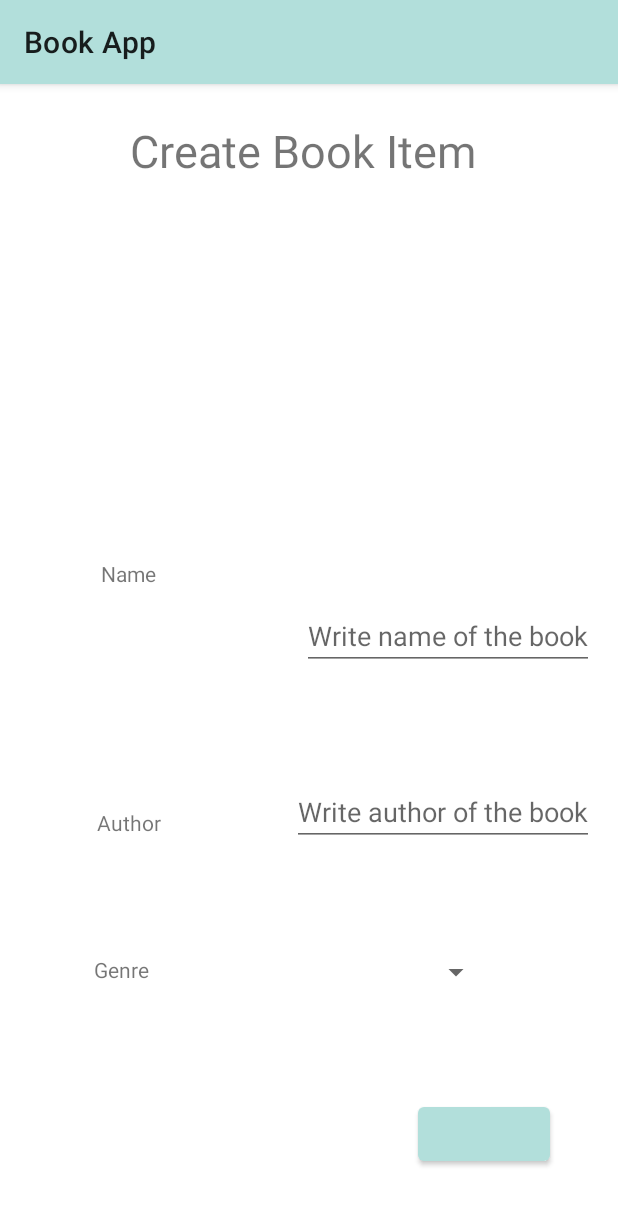
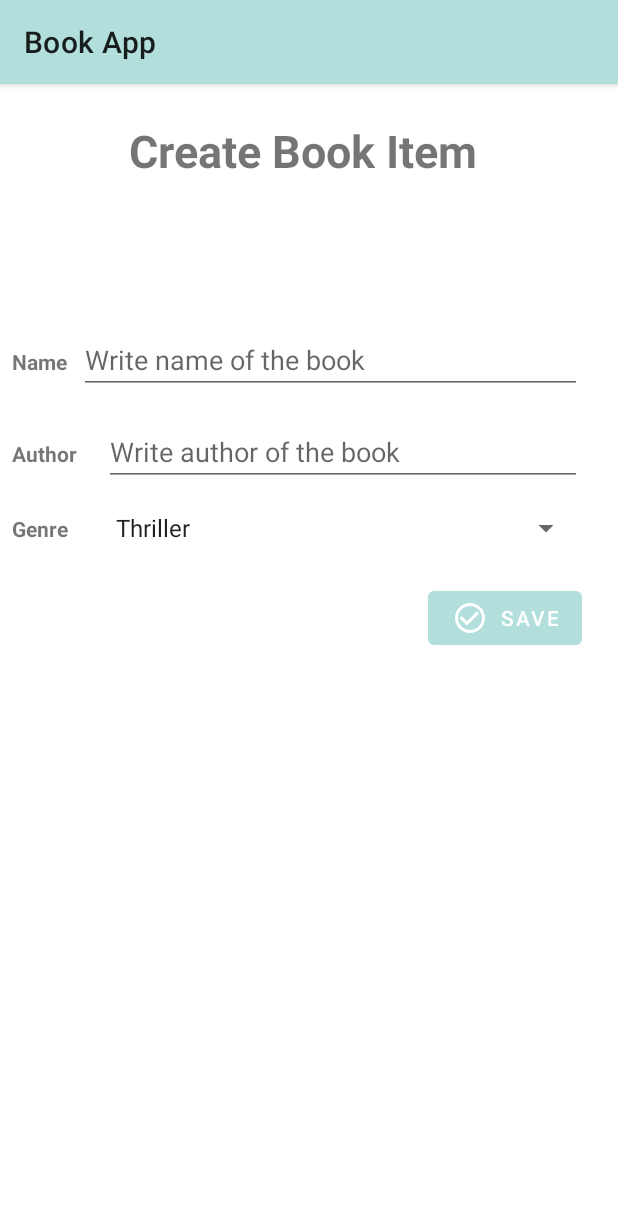
Before and after one commit to kujade/book-app, an Android app: the screen it shows after launch (MainActivity), after a tap on an icon or button, on a phone screen of 412 x 824 dp. Shown: the top 1205 px of the screen. Run offline under Robolectric (Android 15) with nearby library versions, the phone set to English and light mode, and no system bars; our stand-ins replace Firebase (no records; nobody signed in at launch, a user with empty details on screens opened directly).

Commit message:
saving new book

```diff
--- a/app/src/main/java/com/denisa/bookapp/MainViewModel.kt
+++ b/app/src/main/java/com/denisa/bookapp/MainViewModel.kt
@@ -1,8 +1,23 @@
 package com.denisa.bookapp
 
+import androidx.lifecycle.MutableLiveData
 import androidx.lifecycle.ViewModel
+import com.denisa.bookapp.model.Book
 
 class MainViewModel: ViewModel() {
 
+    val listOfBooksLiveData = MutableLiveData<ArrayList<Book>>()
+
+    init {
+        val list = arrayListOf<Book>()
+        listOfBooksLiveData.value = list
+    }
+
+    fun addBook(newBook: Book) {
+        val currentList = listOfBooksLiveData.value
+        currentList?.add(newBook)
+        listOfBooksLiveData.value = currentList
+    }
+
 
 }
--- /dev/null
+++ b/app/src/main/java/com/denisa/bookapp/Utils.kt
@@ -0,0 +1,20 @@
+package com.denisa.bookapp
+
+import android.app.Activity
+import android.view.View
+import android.view.inputmethod.InputMethodManager
+
+
+object Utils {
+
+    fun hideKeyboard(activity: Activity) {
+        val imm = activity.getSystemService(Activity.INPUT_METHOD_SERVICE) as InputMethodManager
+        //Find the currently focused view, so we can grab the correct window token from it.
+        var view = activity.currentFocus
+        //If no view currently has focus, create a new one, just so we can grab a window token from it
+        if (view == null) {
+            view = View(activity)
+        }
+        imm.hideSoftInputFromWindow(view.windowToken, 0)
+    }
+}
--- a/app/src/main/java/com/denisa/bookapp/dashboard/BooksAdapter.kt
+++ b/app/src/main/java/com/denisa/bookapp/dashboard/BooksAdapter.kt
@@ -3,9 +3,9 @@ package com.denisa.bookapp.dashboard
 import android.view.LayoutInflater
 import android.view.View
 import android.view.ViewGroup
-import android.widget.TextView
 import androidx.recyclerview.widget.RecyclerView
 import com.denisa.bookapp.R
+import com.denisa.bookapp.model.Book
 import kotlinx.android.synthetic.main.book_item.view.*
 
 class BooksAdapter: RecyclerView.Adapter<BooksAdapter.BookVH>() {
--- a/app/src/main/java/com/denisa/bookapp/dashboard/DashboardFragment.kt
+++ b/app/src/main/java/com/denisa/bookapp/dashboard/DashboardFragment.kt
@@ -1,10 +1,13 @@
 package com.denisa.bookapp.dashboard
 
 import android.os.Bundle
+import android.util.Log
 import android.view.LayoutInflater
 import android.view.View
 import android.view.ViewGroup
 import androidx.fragment.app.Fragment
+import androidx.lifecycle.Observer
+import androidx.lifecycle.ViewModelProviders
 import androidx.recyclerview.widget.LinearLayoutManager
 import com.denisa.bookapp.MainViewModel
 import com.denisa.bookapp.R
@@ -27,14 +30,11 @@ class DashboardFragment : Fragment() {
 
     override fun onViewCreated(view: View, savedInstanceState: Bundle?) {
         super.onViewCreated(view, savedInstanceState)
+        viewModel = ViewModelProviders.of(activity!!).get(MainViewModel::class.java)
 
+        Log.i("Denisa", "On view created")
         with(recycler_view) {
-            adapter = BooksAdapter().apply {
-                //two different ways of possible set up
-                listOfBooks.add(Book("Elantris", "Brandon Sanderson"))
-                listOfBooks.add(Book(title = "Dark Matter", author = "Blake Crouch"))
-                listOfBooks.add(Book(title = "Children of Time", author = "Adrien Tchaikovski"))
-            }
+            adapter = BooksAdapter()
             layoutManager = LinearLayoutManager(context)
             addItemDecoration(BookItemDecorator(context.resources.getDimensionPixelSize(R.dimen.book_item_margin)))
         }
@@ -43,8 +43,22 @@ class DashboardFragment : Fragment() {
             activity
                 ?.supportFragmentManager
                 ?.beginTransaction()
-                ?.replace(R.id.mainContent, DetailFragment())
+                ?.add(R.id.mainContent, DetailFragment())
+                ?.addToBackStack(null)
                 ?.commit()
         }
+
+        viewModel.listOfBooksLiveData.observe(this, Observer { books ->
+            with((recycler_view.adapter as BooksAdapter).listOfBooks) {
+                clear()
+                addAll(books)
+                Log.i("Denisa", "live data observer called")
+                recycler_view.adapter?.notifyDataSetChanged()
+            }
+        })
     }
 }
+
+//TODO:
+// 1) add empty list image (svg) and hide it when recyclerview has values
+// 2) add onClickListener to BookAdapter and open Detail Fragment with selected book and update existing item in arraylist
--- a/app/src/main/java/com/denisa/bookapp/detail/DetailFragment.kt
+++ b/app/src/main/java/com/denisa/bookapp/detail/DetailFragment.kt
@@ -1,14 +1,78 @@
 package com.denisa.bookapp.detail
 
 import android.os.Bundle
+import android.util.Log
 import android.view.LayoutInflater
 import android.view.View
 import android.view.ViewGroup
+import android.widget.AdapterView
+import android.widget.ArrayAdapter
 import androidx.fragment.app.Fragment
+import androidx.lifecycle.ViewModelProviders
+import com.denisa.bookapp.MainViewModel
 import com.denisa.bookapp.R
+import com.denisa.bookapp.Utils
+import com.denisa.bookapp.model.Book
+import kotlinx.android.synthetic.main.fragment_detail.*
 
-class DetailFragment : Fragment(){
+class DetailFragment : Fragment() {
 
-    override fun onCreateView(inflater: LayoutInflater, container: ViewGroup?, savedInstanceState: Bundle?): View?
-            = inflater.inflate(R.layout.fragment_detail, container, false)
+    lateinit var viewModel: MainViewModel
+
+    override fun onCreateView(inflater: LayoutInflater, container: ViewGroup?, savedInstanceState: Bundle?): View? =
+        inflater.inflate(R.layout.fragment_detail, container, false)
+
+
+    override fun onViewCreated(view: View, savedInstanceState: Bundle?) {
+        super.onViewCreated(view, savedInstanceState)
+        viewModel = ViewModelProviders.of(activity!!).get(MainViewModel::class.java)
+        setUpSpinner()
+        create_button.setOnClickListener {
+            val newBook = Book(
+                title = edit_name.text.toString(),
+                author = edit_author.text.toString(),
+                genre = spinner_genre.selectedItem.toString()
+            )
+            viewModel.addBook(newBook)
+            removeFragment()
+            activity?.let { Utils.hideKeyboard(it) }
+        }
+
+    }
+
+    private fun removeFragment() {
+        activity
+            ?.supportFragmentManager
+            ?.beginTransaction()
+            ?.remove(this)
+            ?.commit()
+    }
+
+    private fun setUpSpinner() {
+        val spinnerListener = object : AdapterView.OnItemSelectedListener {
+            override fun onNothingSelected(parent: AdapterView<*>?) {
+            }
+
+            override fun onItemSelected(parent: AdapterView<*>?, view: View?, position: Int, id: Long) {
+                val selectedGenre = parent?.getItemAtPosition(position)
+                Log.i("Denisa", selectedGenre.toString())
+            }
+
+        }
+
+        context?.let {
+            ArrayAdapter.createFromResource(
+                it,
+                R.array.genres_array,
+                android.R.layout.simple_spinner_item
+            ).also { adapter ->
+                // Specify the layout to use when the list of choices appears
+                adapter.setDropDownViewResource(android.R.layout.simple_spinner_dropdown_item)
+                // Apply the adapter to the spinner
+                spinner_genre.adapter = adapter
+            }
+        }
+
+        spinner_genre.onItemSelectedListener = spinnerListener
+    }
 }
--- a/app/src/main/java/com/denisa/bookapp/dashboard/Book.kt
+++ b/app/src/main/java/com/denisa/bookapp/model/Book.kt
@@ -1,4 +1,4 @@
-package com.denisa.bookapp.dashboard
+package com.denisa.bookapp.model
 
 data class Book(
     val title: String,
--- /dev/null
+++ b/app/src/main/res/drawable/ic_check.xml
@@ -0,0 +1,9 @@
+<vector xmlns:android="http://schemas.android.com/apk/res/android"
+    android:width="24dp"
+    android:height="24dp"
+    android:viewportWidth="24"
+    android:viewportHeight="24">
+  <path
+      android:fillColor="@android:color/white"
+      android:pathData="M16.59,7.58L10,14.17l-3.59,-3.58L5,12l5,5 8,-8zM12,2C6.48,2 2,6.48 2,12s4.48,10 10,10 10,-4.48 10,-10S17.52,2 12,2zM12,20c-4.42,0 -8,-3.58 -8,-8s3.58,-8 8,-8 8,3.58 8,8 -3.58,8 -8,8z"/>
+</vector>
--- a/app/src/main/res/layout/fragment_detail.xml
+++ b/app/src/main/res/layout/fragment_detail.xml
@@ -1,10 +1,11 @@
 <?xml version="1.0" encoding="utf-8"?>
 <androidx.constraintlayout.widget.ConstraintLayout
         xmlns:android="http://schemas.android.com/apk/res/android"
+        xmlns:tools="http://schemas.android.com/tools"
+        xmlns:app="http://schemas.android.com/apk/res-auto"
         android:layout_width="match_parent"
         android:layout_height="match_parent"
-        xmlns:tools="http://schemas.android.com/tools"
-        xmlns:app="http://schemas.android.com/apk/res-auto"
+        android:background="@color/white"
         android:id="@+id/detailLayout">
 
     <TextView
@@ -16,96 +17,111 @@
             app:layout_constraintTop_toTopOf="parent"
             app:layout_constraintStart_toStartOf="parent"
             android:layout_marginEnd="8dp"
+            android:textStyle="bold"
             app:layout_constraintEnd_toEndOf="parent"
             android:layout_marginTop="24dp"/>
 
     <TextView
             android:layout_width="wrap_content"
-            android:layout_height="50dp"
+            android:layout_height="wrap_content"
             android:text="@string/book_name"
             app:layout_constraintStart_toStartOf="parent"
             android:id="@+id/create_name"
             app:layout_constraintEnd_toStartOf="@+id/edit_name"
             android:layout_marginEnd="8dp"
-            app:layout_constraintHorizontal_bias="0.4"
-            android:layout_marginBottom="116dp"
-            app:layout_constraintBottom_toTopOf="@+id/create_author"
-            android:layout_marginStart="8dp"/>
-
-    <EditText
-            android:layout_width="wrap_content"
-            android:layout_height="wrap_content"
-            android:id="@+id/edit_name"
-            android:inputType="text"
-            app:layout_constraintEnd_toEndOf="parent"
-            android:layout_marginEnd="16dp"
-            android:hint="@string/name_book_hint"
-            android:layout_marginBottom="72dp"
-            app:layout_constraintBottom_toTopOf="@+id/edit_author"/>
+            app:layout_constraintHorizontal_bias="0.5"
+            android:layout_marginStart="8dp"
+            android:textStyle="bold"
+            app:layout_constraintHorizontal_chainStyle="spread"
+            app:layout_constraintBaseline_toBaselineOf="@+id/edit_name"/>
 
     <TextView
             android:text="@string/create_author"
-            android:layout_width="43dp"
-            android:layout_height="34dp"
-            app:layout_constraintStart_toStartOf="parent"
-            android:layout_marginStart="8dp"
-            android:id="@+id/create_author"
-            app:layout_constraintEnd_toStartOf="@+id/edit_author"
-            android:layout_marginEnd="8dp"
-            app:layout_constraintHorizontal_bias="0.421"
-            android:layout_marginBottom="64dp"
-            app:layout_constraintBottom_toTopOf="@+id/create_genre"/>
-
-    <EditText
             android:layout_width="wrap_content"
             android:layout_height="wrap_content"
-            android:id="@+id/edit_author"
-            android:hint="@string/create_author_hint"
-            android:inputType="text"
-            app:layout_constraintEnd_toEndOf="parent"
-            android:autofillHints=""
-            tools:targetApi="o"
-            android:layout_marginBottom="72dp"
-            app:layout_constraintBottom_toTopOf="@+id/spinner_genre"
-            android:layout_marginEnd="16dp"/>
+            app:layout_constraintStart_toStartOf="@+id/create_name"
+            android:id="@+id/create_author"
+            android:textStyle="bold"
+            app:layout_constraintBaseline_toBaselineOf="@+id/edit_author"/>
 
     <TextView
             android:text="@string/genre"
             android:layout_width="wrap_content"
             android:layout_height="wrap_content"
             android:id="@+id/create_genre"
-            app:layout_constraintStart_toStartOf="parent"
-            android:layout_marginStart="16dp"
-            app:layout_constraintEnd_toStartOf="@+id/spinner_genre"
-            android:layout_marginEnd="8dp"
-            android:layout_marginBottom="168dp"
-            app:layout_constraintBottom_toBottomOf="parent"
-            app:layout_constraintHorizontal_bias="0.213"/>
+            android:textStyle="bold"
+            app:layout_constraintStart_toStartOf="@+id/create_author"
+            app:layout_constraintBottom_toBottomOf="@+id/spinner_genre"
+            app:layout_constraintTop_toTopOf="@+id/spinner_genre"
+            app:layout_constraintEnd_toEndOf="@+id/barrier"
+            android:layout_marginEnd="8dp"/>
+
+    <EditText
+            android:layout_width="0dp"
+            android:layout_height="wrap_content"
+            android:id="@+id/edit_name"
+            android:inputType="text"
+            app:layout_constraintEnd_toEndOf="parent"
+            android:layout_marginEnd="24dp"
+            android:hint="@string/name_book_hint"
+            app:layout_constraintBottom_toTopOf="@+id/edit_author"
+            tools:ignore="Autofill"
+            app:layout_constraintTop_toBottomOf="@+id/detail_frag_header"
+            app:layout_constraintVertical_chainStyle="packed"
+            android:layout_marginBottom="8dp"
+            app:layout_constraintVertical_bias="0.2"
+            app:layout_constraintStart_toEndOf="@+id/barrier"
+            android:layout_marginStart="16dp"/>
+
+    <EditText
+            android:layout_width="0dp"
+            android:layout_height="wrap_content"
+            android:id="@+id/edit_author"
+            android:hint="@string/create_author_hint"
+            android:inputType="text"
+            app:layout_constraintEnd_toEndOf="@+id/edit_name"
+            android:autofillHints=""
+            tools:targetApi="o"
+            app:layout_constraintBottom_toTopOf="@+id/spinner_genre"
+            app:layout_constraintTop_toBottomOf="@+id/edit_name"
+            android:layout_marginBottom="8dp"
+            android:layout_marginTop="8dp"
+            app:layout_constraintStart_toEndOf="@+id/barrier"
+            android:layout_marginStart="16dp"/>
 
     <Spinner
-            android:layout_width="wrap_content"
+            android:layout_width="0dp"
             android:layout_height="wrap_content"
-            app:layout_constraintEnd_toEndOf="parent"
-            android:layout_marginEnd="84dp"
+            app:layout_constraintEnd_toEndOf="@+id/edit_author"
             android:id="@+id/spinner_genre"
-            android:layout_marginBottom="164dp"
-            app:layout_constraintBottom_toBottomOf="parent">
+            app:layout_constraintTop_toBottomOf="@+id/edit_author"
+            app:layout_constraintBottom_toTopOf="@+id/create_button"
+            android:layout_marginBottom="8dp"
+            android:layout_marginTop="8dp"
+            app:layout_constraintStart_toEndOf="@+id/barrier"
+            android:layout_marginStart="16dp">
 
     </Spinner>
 
-    <Button
+    <com.google.android.material.button.MaterialButton
             android:layout_width="wrap_content"
             android:layout_height="wrap_content"
-            android:layout_marginEnd="45dp"
-            app:layout_constraintEnd_toEndOf="parent"
-            app:layout_constraintStart_toStartOf="parent"
-            android:layout_marginStart="260dp"
+            style="@style/Widget.MaterialComponents.Button.UnelevatedButton"
+            app:layout_constraintEnd_toEndOf="@+id/spinner_genre"
             app:layout_constraintBottom_toBottomOf="parent"
-            android:layout_marginBottom="44dp"
             android:id="@+id/create_button"
-            app:layout_constraintHorizontal_bias="1.0"/>
+            android:text="Save"
+            app:icon="@drawable/ic_check"
+            app:layout_constraintTop_toBottomOf="@+id/spinner_genre"
+            android:layout_marginTop="16dp"/>
 
-
+    <androidx.constraintlayout.widget.Barrier
+            android:layout_width="wrap_content"
+            android:layout_height="wrap_content"
+            android:id="@+id/barrier"
+            app:barrierDirection="right"
+            app:constraint_referenced_ids="create_author,create_name,create_genre"
+            tools:layout_editor_absoluteX="393dp"/>
 
 
 </androidx.constraintlayout.widget.ConstraintLayout>
--- a/app/src/main/res/values/strings.xml
+++ b/app/src/main/res/values/strings.xml
@@ -22,4 +22,11 @@
     <string name="author_hint">Write author of the book</string>
     <string name="genre_create_detail">Genre</string>
     <string name="create_author_hint">Write author of the book</string>
+
+    <string-array name="genres_array">
+        <item>Thriller</item>
+        <item>Scifi</item>
+        <item>Fantasy</item>
+        <item>Autobiography</item>
+    </string-array>
 </resources>
--- a/build.gradle
+++ b/build.gradle
@@ -8,7 +8,7 @@ buildscript {
 
     }
     dependencies {
-        classpath 'com.android.tools.build:gradle:3.4.0'
+        classpath 'com.android.tools.build:gradle:3.4.1'
         classpath "org.jetbrains.kotlin:kotlin-gradle-plugin:$kotlin_version"
         classpath 'com.google.gms:google-services:4.2.0'
         // NOTE: Do not place your application dependencies here; they belong
```
